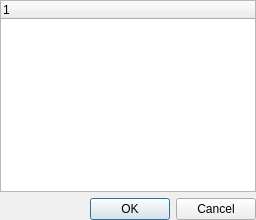
Before: the Qt Designer form ui/gui/resources/select_mime_types.ui in halbbob/dff, drawn with Qt 5.
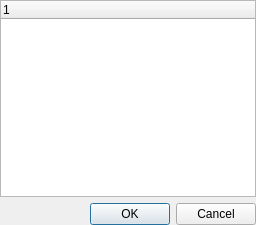
After: the same form once the commit is applied.

Commit message: search * add a kind of fetch more in the widget displaying search results * some tests are required

Patch:
```diff
--- a/ui/gui/resources/select_mime_types.ui
+++ b/ui/gui/resources/select_mime_types.ui
@@ -2,6 +2,14 @@
 <ui version="4.0">
  <class>selectMimeTypes</class>
  <widget class="QDialog" name="selectMimeTypes">
+  <property name="geometry">
+   <rect>
+    <x>0</x>
+    <y>0</y>
+    <width>256</width>
+    <height>225</height>
+   </rect>
+  </property>
   <property name="windowTitle">
    <string notr="true"/>
   </property>
```
Left out of the diff: 2 changed lines with no effect on the pictures. The commit also changes 3 other files.
